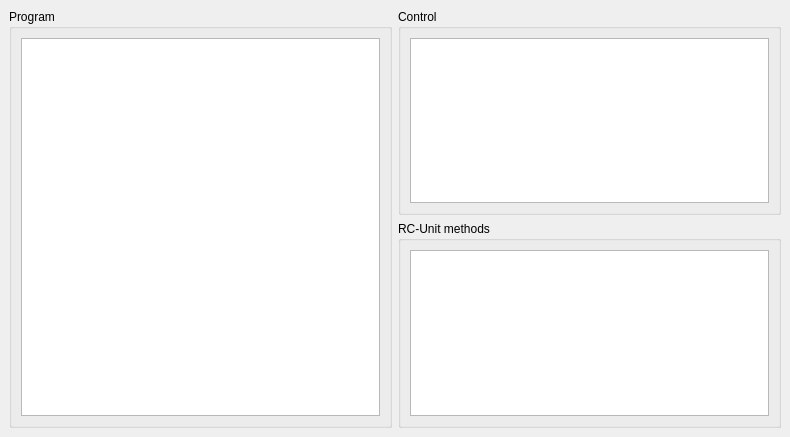
This is modules/automation/projects/HilecGui/src/scratch/ScratchWidget.ui in OFFIS-Automation/Framework as Qt 5 draws it before an edit. The edited form follows.
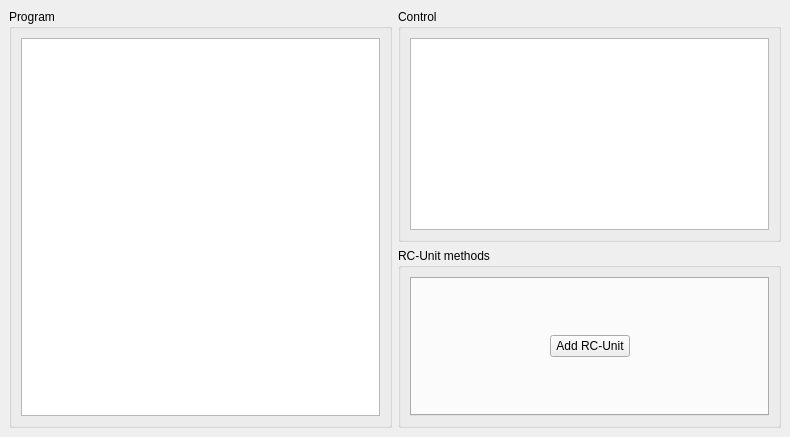
This is the edited form. Custom widgets are drawn as their Qt base class.

Commit message: Scratch: Added dynamic RC-Unit tab-widget

Diff of the .ui file:
```diff
--- a/modules/automation/projects/HilecGui/src/scratch/ScratchWidget.ui
+++ b/modules/automation/projects/HilecGui/src/scratch/ScratchWidget.ui
@@ -14,8 +14,8 @@
    <string>Scratch</string>
   </property>
   <widget class="QWidget" name="dockWidgetContents">
-   <layout class="QHBoxLayout" name="horizontalLayout">
-    <item>
+   <layout class="QGridLayout" name="gridLayout">
+    <item row="0" column="0">
      <widget class="QGroupBox" name="groupBox_3">
       <property name="title">
        <string>Program</string>
@@ -34,7 +34,7 @@
       </layout>
      </widget>
     </item>
-    <item>
+    <item row="0" column="1">
      <layout class="QVBoxLayout" name="verticalLayout">
       <item>
        <widget class="QGroupBox" name="groupBox_2">
@@ -59,10 +59,50 @@
         </property>
         <layout class="QVBoxLayout" name="verticalLayout_2">
          <item>
-          <widget class="QGraphicsView" name="rcUnitView">
-           <property name="acceptDrops">
+          <widget class="Scratch::RCUnits" name="rcUnitsView">
+           <property name="tabBarAutoHide">
             <bool>true</bool>
            </property>
+           <widget class="QWidget" name="add">
+            <attribute name="title">
+             <string>+</string>
+            </attribute>
+            <layout class="QHBoxLayout" name="horizontalLayout">
+             <item>
+              <spacer name="horizontalSpacer_2">
+               <property name="orientation">
+                <enum>Qt::Horizontal</enum>
+               </property>
+               <property name="sizeHint" stdset="0">
+                <size>
+                 <width>40</width>
+                 <height>20</height>
+                </size>
+               </property>
+              </spacer>
+             </item>
+             <item>
+              <widget class="QPushButton" name="addRCUnitButton">
+               <property name="text">
+                <string>Add RC-Unit</string>
+               </property>
+              </widget>
+             </item>
+             <item>
+              <spacer name="horizontalSpacer">
+               <property name="orientation">
+                <enum>Qt::Horizontal</enum>
+               </property>
+               <property name="sizeHint" stdset="0">
+                <size>
+                 <width>40</width>
+                 <height>20</height>
+                </size>
+               </property>
+              </spacer>
+             </item>
+            </layout>
+           </widget>
           </widget>
          </item>
         </layout>
@@ -73,6 +113,14 @@
    </layout>
   </widget>
  </widget>
+ <customwidgets>
+  <customwidget>
+   <class>Scratch::RCUnits</class>
+   <extends>QTabWidget</extends>
+   <header>src/scratch/RCUnits.h</header>
+   <container>1</container>
+  </customwidget>
+ </customwidgets>
  <resources/>
  <connections/>
 </ui>
```
The commit also changes 4 other files.
